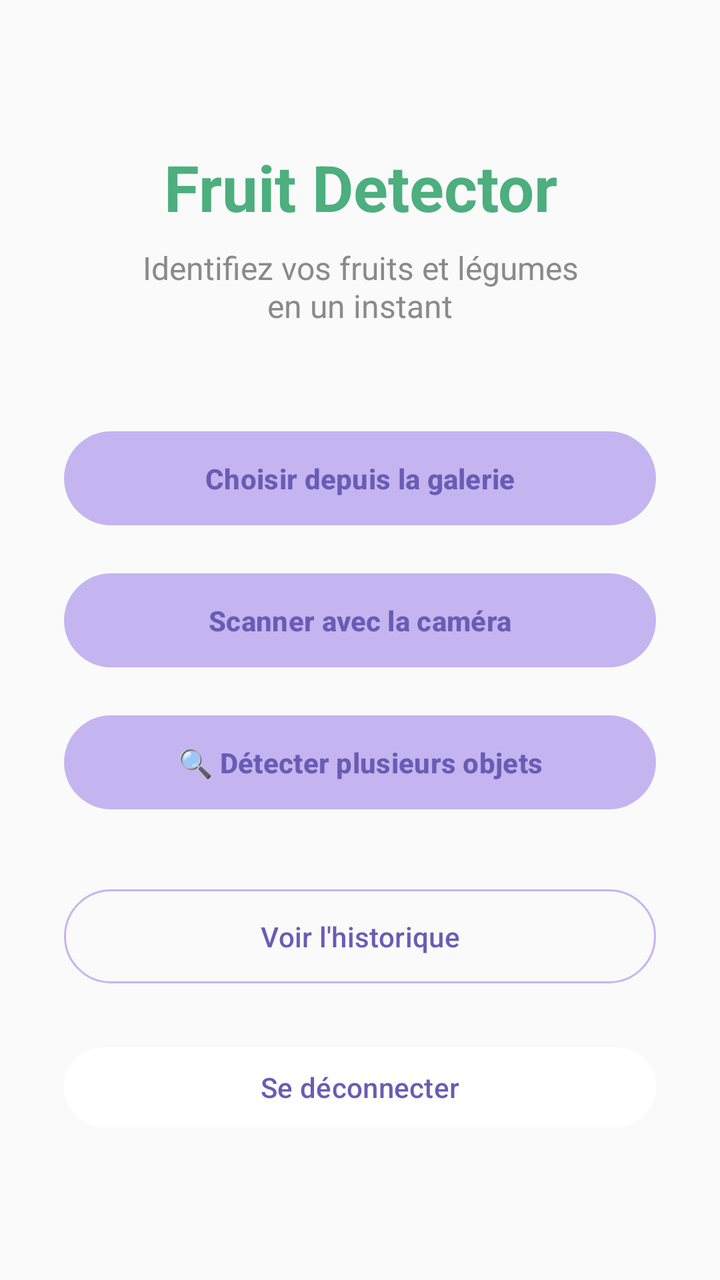
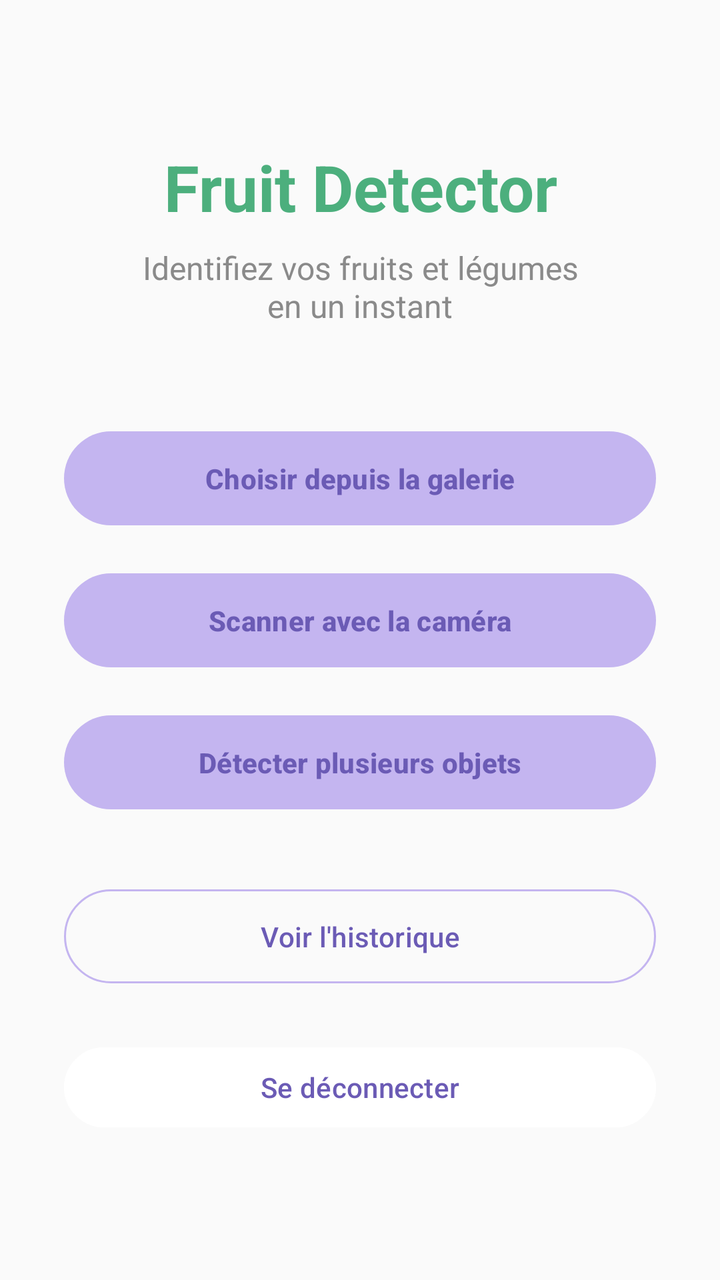

Two renders of the same Android screen: before a commit and after it. Below are the layout's source before the change and the commit's diff.
<!-- AndroidManifest.xml: application theme Theme.FruitDetector -->
<!-- res/layout/fragment_home.xml -->
<?xml version="1.0" encoding="utf-8"?>
<LinearLayout
    xmlns:android="http://schemas.android.com/apk/res/android"
    xmlns:tools="http://schemas.android.com/tools"
    android:layout_width="match_parent"
    android:layout_height="match_parent"
    android:orientation="vertical"
    android:gravity="center"
    android:padding="32dp"
    android:background="@color/fruit_background"
    tools:context=".view.HomeFragment">

    
    <TextView
        android:id="@+id/appTitleText"
        android:layout_width="match_parent"
        android:layout_height="wrap_content"
        android:text="@string/app_title"
        android:textSize="32sp"
        android:textStyle="bold"
        android:textColor="@color/fruit_green"
        android:gravity="center"
        android:layout_marginBottom="8dp" />

    
    <TextView
        android:id="@+id/appSubtitleText"
        android:layout_width="match_parent"
        android:layout_height="wrap_content"
        android:text="@string/app_subtitle"
        android:textSize="16sp"
        android:textColor="@color/fruit_text_secondary"
        android:gravity="center"
        android:layout_marginBottom="48dp" />

    
    <Button
        android:id="@+id/galleryButton"
        style="@style/FruitButton.Primary"
        android:layout_width="match_parent"
        android:layout_height="wrap_content"
        android:text="@string/gallery_button_text"
        android:layout_marginBottom="16dp" />

    
    <Button
        android:id="@+id/cameraButton"
        style="@style/FruitButton.Primary"
        android:layout_width="match_parent"
        android:layout_height="wrap_content"
        android:text="@string/camera_button_text"
        android:layout_marginBottom="16dp" />

    
    <Button
        android:id="@+id/detectionButton"
        style="@style/FruitButton.Primary"
        android:layout_width="match_parent"
        android:layout_height="wrap_content"
        android:text="@string/detection_button_text"
        android:layout_marginBottom="32dp" />

    
    <Button
        android:id="@+id/historyButton"
        style="@style/FruitButton.Outlined"
        android:layout_width="match_parent"
        android:layout_height="wrap_content"
        android:text="@string/history_button_text" />


    
    <Button
        android:id="@+id/logoutButton"
        android:layout_width="match_parent"
        android:layout_height="wrap_content"
        android:text="@string/logout_button"
        android:textColor="@color/fruit_purple_text"
        android:backgroundTint="@color/white"
        android:layout_marginTop="24dp" />

</LinearLayout>
<!-- resources referenced by this layout -->
<resources>
  <color name="fruit_background">#FAFAFA</color>
  <color name="fruit_green">#4CAF7D</color>
  <color name="fruit_purple_text">#6B5BB5</color>
  <color name="fruit_text_secondary">#8A8A8A</color>
  <color name="white">#FFFFFFFF</color>
  <string name="app_subtitle">Identifiez vos fruits et légumes\nen un instant</string>
  <string name="app_title"> Fruit Detector</string>
  <string name="camera_button_text">Scanner avec la caméra</string>
  <string name="detection_button_text">🔍 Détecter plusieurs objets</string>
  <string name="gallery_button_text">Choisir depuis la galerie</string>
  <string name="history_button_text">Voir l\'historique</string>
  <string name="logout_button">Se déconnecter</string>
  <style name="FruitButton.Outlined" parent="Widget.Material3.Button.OutlinedButton">
          <item name="android:textColor">@color/fruit_purple_text</item>
          <item name="strokeColor">@color/fruit_purple</item>
          <item name="strokeWidth">1dp</item>
          <item name="cornerRadius">28dp</item>
          <item name="android:textAllCaps">false</item>
          <item name="android:paddingTop">14dp</item>
          <item name="android:paddingBottom">14dp</item>
      </style>
  <style name="FruitButton.Primary" parent="Widget.Material3.Button">
          <item name="backgroundTint">@color/fruit_purple</item>
          <item name="android:textColor">@color/fruit_purple_text</item>
          <item name="android:textStyle">bold</item>
          <item name="cornerRadius">28dp</item>
          <item name="android:textAllCaps">false</item>
          <item name="android:paddingTop">14dp</item>
          <item name="android:paddingBottom">14dp</item>
          <item name="elevation">0dp</item>
      </style>
  <style name="Theme.FruitDetector" parent="Base.Theme.FruitDetector" />
  <color name="fruit_purple">#C4B5F0</color>
  <style name="Base.Theme.FruitDetector" parent="Theme.Material3.DayNight.NoActionBar">
          
          
      </style>
</resources>

<!-- the commit's change to res/layout/fragment_home.xml (unified diff, before → after) -->
@@ -10,7 +10,7 @@
     android:background="@color/fruit_background"
     tools:context=".view.HomeFragment">
 
-    
+
     <TextView
         android:id="@+id/appTitleText"
         android:layout_width="match_parent"
@@ -22,7 +22,7 @@
         android:gravity="center"
         android:layout_marginBottom="8dp" />
 
-    
+
     <TextView
         android:id="@+id/appSubtitleText"
         android:layout_width="match_parent"
@@ -33,7 +33,7 @@
         android:gravity="center"
         android:layout_marginBottom="48dp" />
 
-    
+
     <Button
         android:id="@+id/galleryButton"
         style="@style/FruitButton.Primary"
@@ -42,7 +42,7 @@
         android:text="@string/gallery_button_text"
         android:layout_marginBottom="16dp" />
 
-    
+
     <Button
         android:id="@+id/cameraButton"
         style="@style/FruitButton.Primary"
@@ -51,7 +51,7 @@
         android:text="@string/camera_button_text"
         android:layout_marginBottom="16dp" />
 
-    
+
     <Button
         android:id="@+id/detectionButton"
         style="@style/FruitButton.Primary"
@@ -60,7 +60,7 @@
         android:text="@string/detection_button_text"
         android:layout_marginBottom="32dp" />
 
-    
+
     <Button
         android:id="@+id/historyButton"
         style="@style/FruitButton.Outlined"
@@ -69,7 +69,7 @@
         android:text="@string/history_button_text" />
 
 
-    
+
     <Button
         android:id="@+id/logoutButton"
         android:layout_width="match_parent"
<!-- resource entries referenced after the edit -->
@@ -8,7 +8,7 @@
   <string name="app_subtitle">Identifiez vos fruits et légumes\nen un instant</string>
   <string name="app_title"> Fruit Detector</string>
   <string name="camera_button_text">Scanner avec la caméra</string>
-  <string name="detection_button_text">🔍 Détecter plusieurs objets</string>
+  <string name="detection_button_text"> Détecter plusieurs objets</string>
   <string name="gallery_button_text">Choisir depuis la galerie</string>
   <string name="history_button_text">Voir l\'historique</string>
   <string name="logout_button">Se déconnecter</string>
